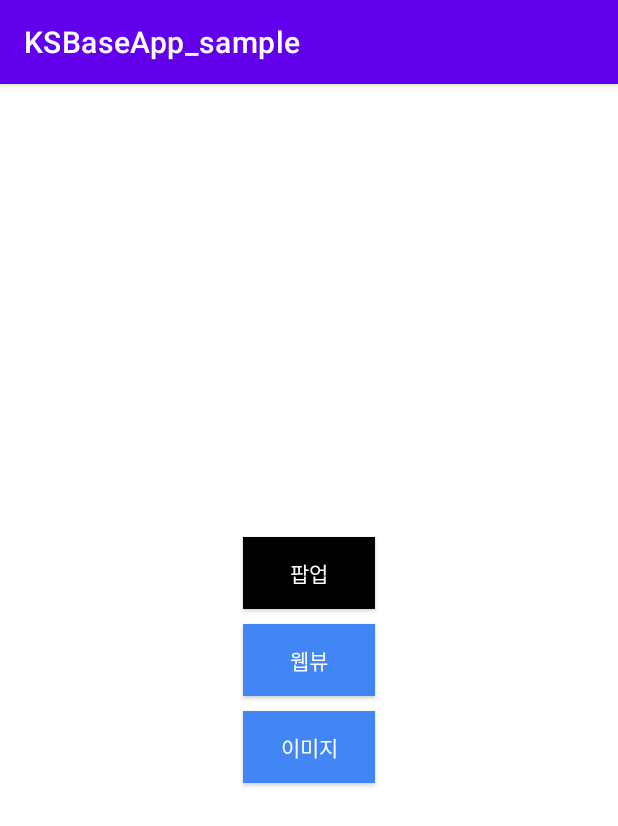
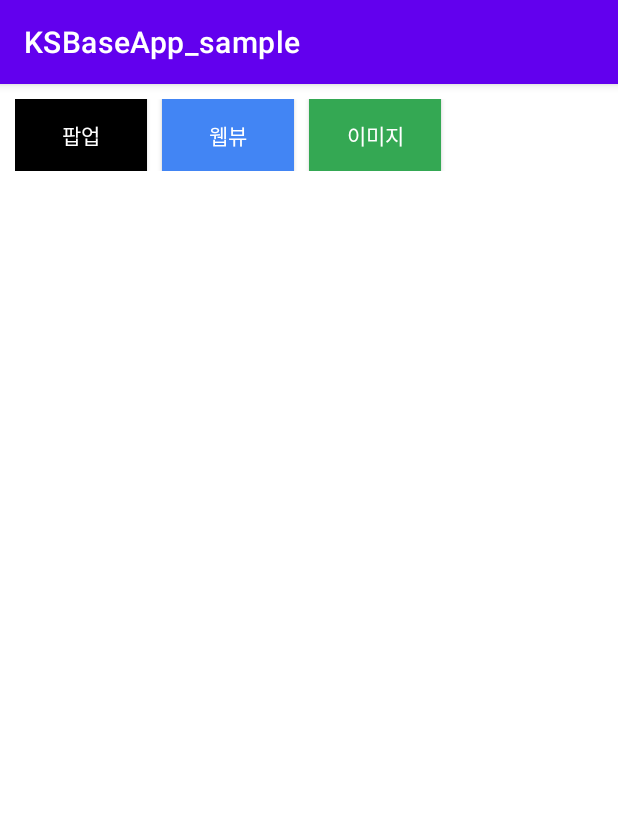
Before and after one commit to kisoojo/ksbaseapp, an Android app: the screen it shows after launch (MainActivity), on a phone screen of 412 x 824 dp. Shown: the top 826 px of the screen. Run offline under Robolectric (Android 15) with nearby library versions, the phone set to English and light mode, and no system bars; libraries missing offline, so code that uses them is left out: com.gun0912.tedpermission; pictures from the network do not load.

Commit message:
- Add ImageUtils functions

```diff
--- a/app/src/main/java/com/zenoation/baseapp_sample/MainActivity.java
+++ b/app/src/main/java/com/zenoation/baseapp_sample/MainActivity.java
@@ -3,13 +3,16 @@ package com.zenoation.baseapp_sample;
 import android.content.ClipData;
 import android.content.ContentValues;
 import android.content.Intent;
+import android.graphics.Bitmap;
 import android.os.Bundle;
 import android.view.View;
+import android.widget.ImageView;
 
 import androidx.annotation.Nullable;
 
 import com.zenoation.library.base.BaseActivity;
 import com.zenoation.library.listener.OnCompleteParamListener;
+import com.zenoation.library.utils.image.Glide;
 import com.zenoation.library.utils.image.ImageUtils;
 import com.zenoation.library.webview.WebViewActivity;
 
@@ -77,6 +80,37 @@ public class MainActivity extends BaseActivity {
                         });
             }
         });
+
+        ImageView iv1 = findViewById(R.id.iv_image1);
+        ImageView iv2 = findViewById(R.id.iv_image2);
+        ImageView iv3 = findViewById(R.id.iv_image3);
+        ImageView iv4 = findViewById(R.id.iv_image4);
+        ImageView iv5 = findViewById(R.id.iv_image5);
+
+        OnCompleteParamListener listener = param -> {
+            String path = ((ContentValues) param).getAsString("path");
+            String name = ((ContentValues) param).getAsString("name");
+
+            Bitmap bitmapOrigin = ImageUtils.getInstance().safeDecodeBitmapFile(path);
+            Glide.getInstance().load(MainActivity.this, bitmapOrigin, iv1);
+
+            Bitmap bitmap = ImageUtils.getInstance().applyBrightness(bitmapOrigin, -50);
+            Glide.getInstance().load(MainActivity.this, bitmap, iv2);
+
+            bitmap = ImageUtils.getInstance().applyContrast(bitmapOrigin, 100);
+            Glide.getInstance().load(MainActivity.this, bitmap, iv3);
+
+            bitmap = ImageUtils.getInstance().applyContrast(bitmapOrigin, 100);
+            bitmap = ImageUtils.getInstance().applyBrightness(bitmap, -25);
+            Glide.getInstance().load(MainActivity.this, bitmap, iv4);
+
+            bitmap = ImageUtils.getInstance().applyContrast(bitmapOrigin, 100);
+            bitmap = ImageUtils.getInstance().applyBrightness(bitmap, -50);
+            Glide.getInstance().load(MainActivity.this, bitmap, iv5);
+        };
+
+        ImageUtils.getInstance().setOnGalleryCompleteListener(listener);
+        ImageUtils.getInstance().setOnCameraCompleteListener(listener);
     }
 
     @Override
--- a/app/src/main/res/layout/activity_main.xml
+++ b/app/src/main/res/layout/activity_main.xml
@@ -3,9 +3,23 @@
     xmlns:app="http://schemas.android.com/apk/res-auto"
     android:layout_width="match_parent"
     android:layout_height="match_parent"
-    android:gravity="center"
     android:orientation="vertical">
 
+    <ScrollView
+        android:layout_width="match_parent"
+        android:layout_height="match_parent"
+        android:fillViewport="true">
+
+        <LinearLayout
+            android:layout_width="match_parent"
+            android:layout_height="wrap_content"
+            android:orientation="vertical"
+            android:padding="10dp">
+
+            <LinearLayout
+                android:layout_width="match_parent"
+                android:layout_height="wrap_content"
+                android:orientation="horizontal">
 
                 <com.zenoation.library.custom.KSButton
                     android:id="@+id/btn_alert"
@@ -22,7 +36,7 @@
                     android:id="@+id/btn_webview"
                     android:layout_width="wrap_content"
                     android:layout_height="wrap_content"
-        android:layout_marginTop="10dp"
+                    android:layout_marginLeft="10dp"
                     android:background="@color/blue"
                     android:text="웹뷰"
                     android:textAllCaps="false"
@@ -34,11 +48,50 @@
                     android:id="@+id/btn_image"
                     android:layout_width="wrap_content"
                     android:layout_height="wrap_content"
-        android:layout_marginTop="10dp"
-        android:background="@color/blue"
+                    android:layout_marginLeft="10dp"
+                    android:background="@color/green"
                     android:text="이미지"
                     android:textAllCaps="false"
                     android:textColor="@color/white"
                     app:cornerRadius="10dp" />
+            </LinearLayout>
 
+            <LinearLayout
+                android:layout_width="match_parent"
+                android:layout_height="wrap_content"
+                android:gravity="center"
+                android:orientation="vertical">
+
+                <ImageView
+                    android:id="@+id/iv_image1"
+                    android:layout_width="match_parent"
+                    android:layout_height="wrap_content"
+                    android:layout_marginTop="10dp" />
+
+                <ImageView
+                    android:id="@+id/iv_image2"
+                    android:layout_width="match_parent"
+                    android:layout_height="wrap_content"
+                    android:layout_marginTop="10dp" />
+
+                <ImageView
+                    android:id="@+id/iv_image3"
+                    android:layout_width="match_parent"
+                    android:layout_height="wrap_content"
+                    android:layout_marginTop="10dp" />
+
+                <ImageView
+                    android:id="@+id/iv_image4"
+                    android:layout_width="match_parent"
+                    android:layout_height="wrap_content"
+                    android:layout_marginTop="10dp" />
+
+                <ImageView
+                    android:id="@+id/iv_image5"
+                    android:layout_width="match_parent"
+                    android:layout_height="wrap_content"
+                    android:layout_marginTop="10dp" />
             </LinearLayout>
+        </LinearLayout>
+    </ScrollView>
+</LinearLayout>
```
Lines whose indentation alone changed are shown as unchanged.
